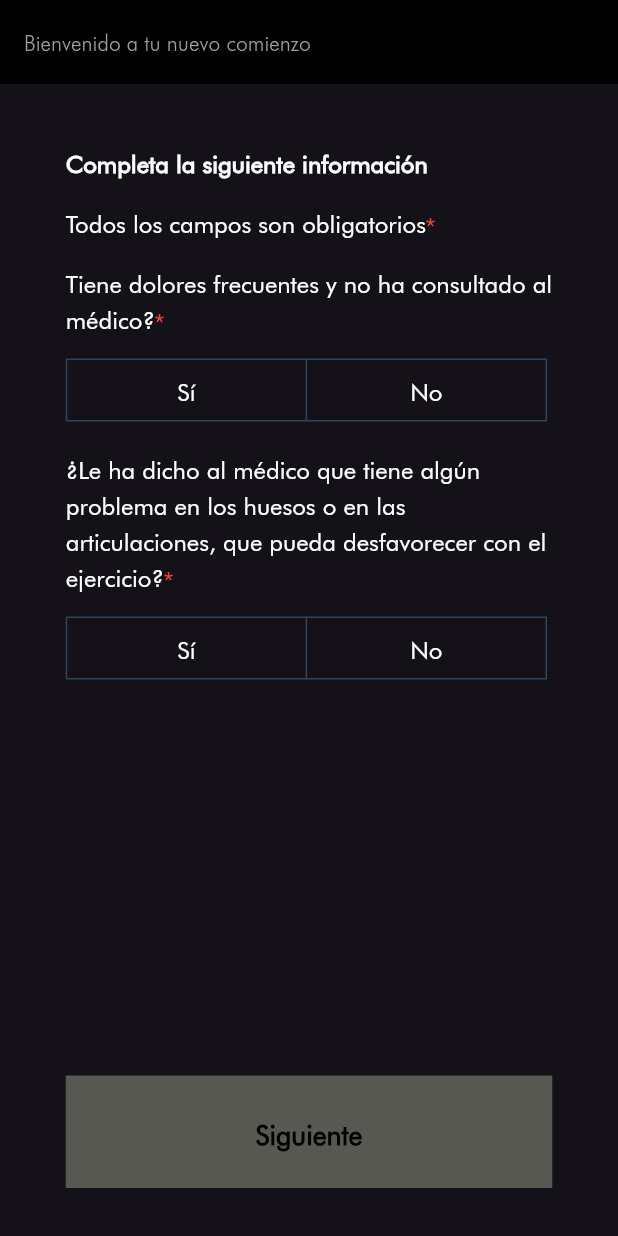
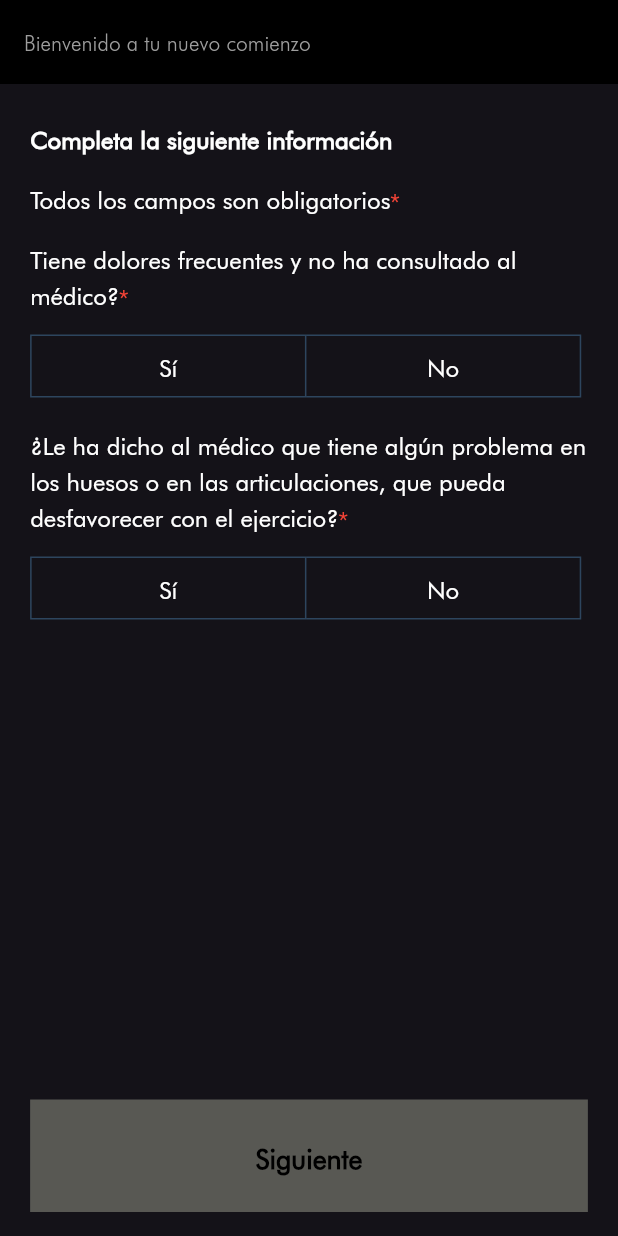
Before and after one commit to tech-andgar/demo_test_technical_flutter_202501, a Flutter app: the AnamnesisStep2Screen screen opened by its route, on a phone screen of 412 x 824 dp. Run offline on Flutter 3.47's test engine with Material 3 defaults, Android fonts, the phone set to English and light mode, and no system bars; our stand-ins replace flutter_riverpod, go_router.

Commit message:
fix: bug padding AnamnesisStep2Screen

```diff
--- a/lib/modules/anamnesis/presentation/anamnesis_step2_screen.dart
+++ b/lib/modules/anamnesis/presentation/anamnesis_step2_screen.dart
@@ -24,9 +24,7 @@ class AnamnesisStep2Screen extends ConsumerWidget {
     return SafeArea(
       child: Scaffold(
         appBar: AppBar(title: const Text('Bienvenido a tu nuevo comienzo')),
-        body: ResponsiveCenterScrollable(
-          padding: const EdgeInsets.all(16.0),
-          child: CustomTemplatePage(
+        body: CustomTemplatePage(
           content: [
             const CustomText(
               'Completa la siguiente información',
@@ -47,7 +45,7 @@ class AnamnesisStep2Screen extends ConsumerWidget {
             sizedBox12,
             CustomToggleButton(
               options: const ['Sí', 'No'],
-                onSelectionChanged: viewModel.setDoloresFrecuentes,
+              onSelectionChanged: viewModel.setFrequentPain,
             ),
             sizedBox16,
             const CustomText(
@@ -57,14 +55,13 @@ class AnamnesisStep2Screen extends ConsumerWidget {
             sizedBox12,
             CustomToggleButton(
               options: const ['Sí', 'No'],
-                onSelectionChanged: viewModel.setProblemaHuesosArticulaciones,
+              onSelectionChanged: viewModel.setProblemBonesJoints,
             ),
             const SizedBox(height: 80),
           ],
           bottomButton: CustomButton(
             label: 'Siguiente',
             onTap: state.isValid ? () => openDialog(context) : null,
-            ),
           ),
         ),
       ),
```
Lines whose indentation alone changed are shown as unchanged.
